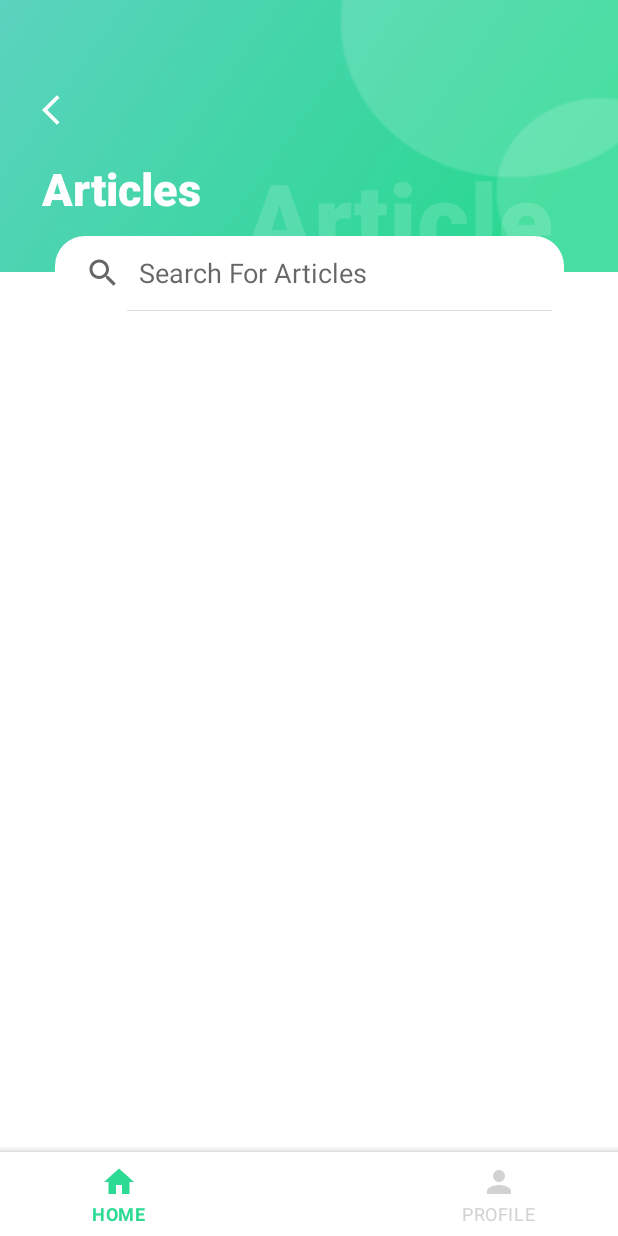
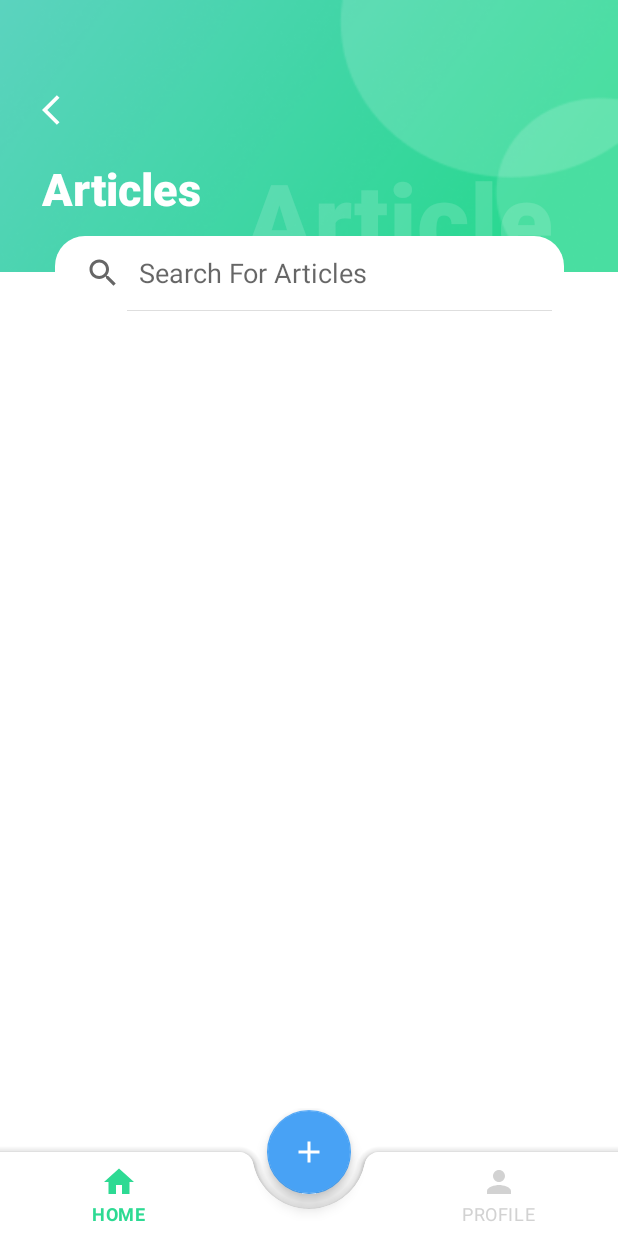
Before and after one commit to majlow/Plantapp, an Android app: the Home_Articles screen opened directly, with no data from a screen before it, on a phone screen of 412 x 824 dp. Run offline under Robolectric (Android 15) with nearby library versions, the phone set to English and light mode, and no system bars; our stand-ins replace Firebase (no records; nobody signed in at launch, a user with empty details on screens opened directly); Roboto replaces fonts that are not available here.

Commit message:
last modified!

```diff
--- a/app/src/main/res/layout/activity_articles.xml
+++ b/app/src/main/res/layout/activity_articles.xml
@@ -115,6 +115,15 @@
 
                 />
         </com.google.android.material.bottomappbar.BottomAppBar>
+        <com.google.android.material.floatingactionbutton.FloatingActionButton
+            android:id="@+id/fab"
+            android:layout_width="wrap_content"
+            android:layout_height="wrap_content"
+            android:contentDescription="@string/app_name"
+            android:src="@drawable/ic_add"
+            app:backgroundTint="#48A2F5"
+            app:layout_anchor="@id/bottomAppBar"
+            app:tint="@color/white" />
     </androidx.coordinatorlayout.widget.CoordinatorLayout>
 
 
```
Also changed, not shown: app/src/main/res/layout/activity_home.xml (+9 -2 lines), app/src/main/res/layout/activity_profile.xml (+9 -2 lines), app/src/main/res/layout/activity_species.xml (+9 -1 lines), 1 other file.
